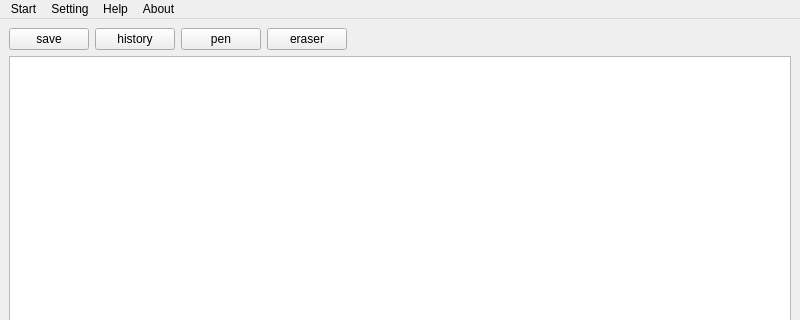
Above: mainwindow.ui from longlin10086/personal-notepad before the change; both pictures show x 0 to 800 and y 0 to 320 of the 800 by 600 pixel window. Below: the same form after it.
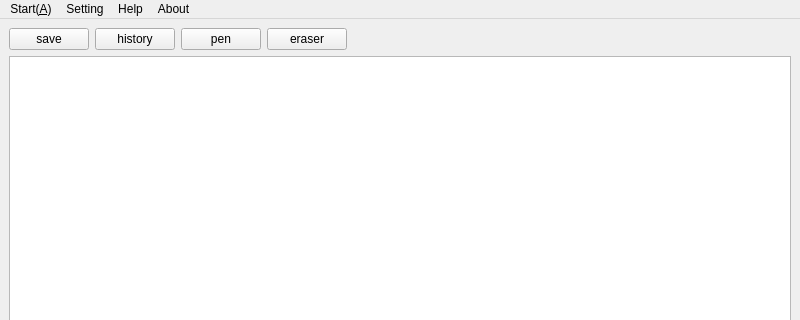
That is the form after the change. Icons and pictures are not drawn.

Commit message: feat: 添加快捷键功能

The edit to the form file:
```diff
--- a/mainwindow.ui
+++ b/mainwindow.ui
@@ -116,7 +116,7 @@
    </property>
    <widget class="QMenu" name="menuStart">
     <property name="title">
-     <string>Start</string>
+     <string>Start(&amp;A)</string>
     </property>
     <addaction name="actionsave"/>
     <addaction name="actiondocument"/>
```
Left out of the diff: 8 changed lines with no effect on the pictures. The commit also changes 1 other file.
